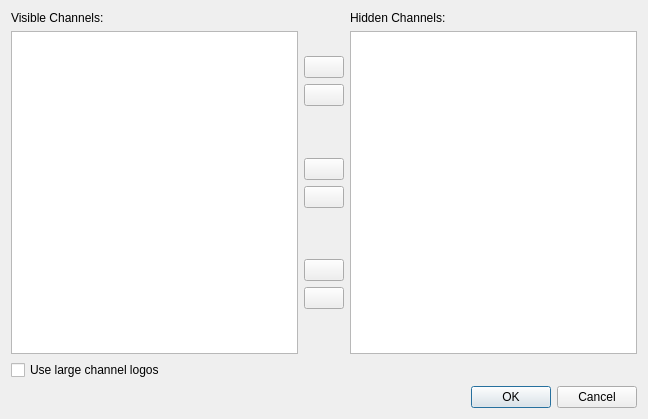
Before: the Qt Designer form src/channeleditor.ui in rweather/tvguide, drawn with Qt 5.
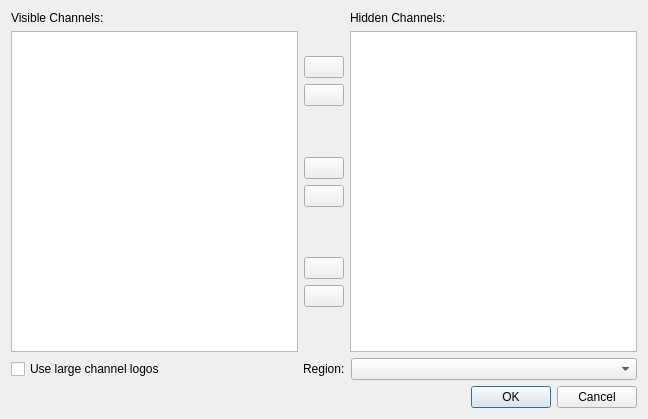
After: the same form once the commit is applied. Icons and pictures are not drawn.

Commit message: Region selection for OzTivo-based channels

Patch:
```diff
--- a/src/channeleditor.ui
+++ b/src/channeleditor.ui
@@ -219,6 +219,8 @@
     </layout>
    </item>
    <item>
+    <layout class="QHBoxLayout" name="horizontalLayout_2">
+     <item>
     <widget class="QCheckBox" name="largeIcons">
      <property name="text">
       <string>Use large channel logos</string>
@@ -226,6 +228,38 @@
     </widget>
    </item>
    <item>
+      <spacer name="horizontalSpacer">
+       <property name="orientation">
+        <enum>Qt::Horizontal</enum>
+       </property>
+       <property name="sizeHint" stdset="0">
+        <size>
+         <width>40</width>
+         <height>20</height>
+        </size>
+       </property>
+      </spacer>
+     </item>
+     <item>
+      <widget class="QLabel" name="regionLabel">
+       <property name="text">
+        <string>Region:</string>
+       </property>
+      </widget>
+     </item>
+     <item>
+      <widget class="QComboBox" name="regions">
+       <property name="minimumSize">
+        <size>
+         <width>286</width>
+         <height>0</height>
+        </size>
+       </property>
+      </widget>
+     </item>
+    </layout>
+   </item>
+   <item>
     <widget class="QDialogButtonBox" name="buttonBox">
      <property name="orientation">
       <enum>Qt::Horizontal</enum>
```
Left out of the diff: 1 changed line with no effect on the pictures. Lines whose indentation alone changed are shown as unchanged. The commit also changes 5 other files.
